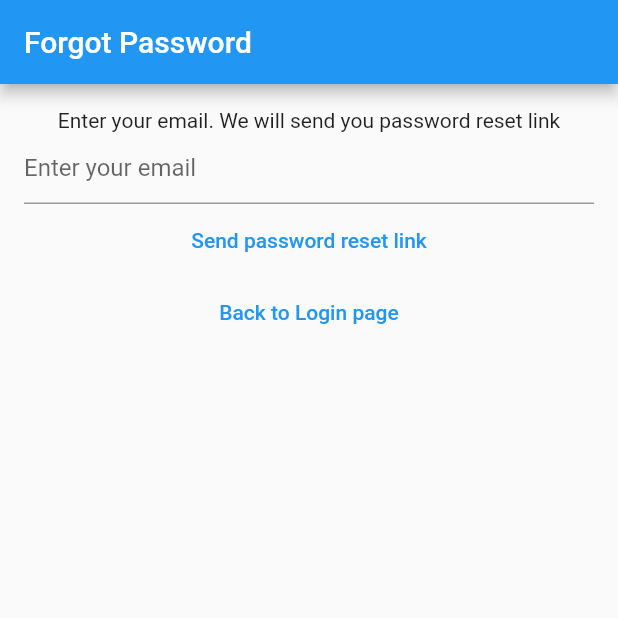
After one commit to ajitnaik/mynotes, a Flutter app: the screen it shows after launch, after a tap on "Forgot Password", on a phone screen of 412 x 824 dp, the top half of it. The commit adds this screen. Run offline on Flutter 3.47's test engine with Material 2 defaults, Android fonts, the phone set to English and light mode, and no system bars; our stand-ins replace bloc, cloud_firestore, equatable, firebase_auth, firebase_core, flutter_bloc and 1 more; accounts and stored records are empty; network calls fail.

Commit message:
Add Reset Password feature

```diff
--- /dev/null
+++ b/lib/helpers/loading/loading_screen_controller.dart
@@ -0,0 +1,16 @@
+import 'package:flutter/foundation.dart';
+
+typedef CloseLoadingScreen = bool Function();
+
+typedef UpdateLoadingScreen = bool Function(String text);
+
+@immutable
+class LoadingScreenController {
+  final CloseLoadingScreen closeLoadingScreen;
+  final UpdateLoadingScreen updateLoadingScreen;
+
+  const LoadingScreenController({
+    required this.closeLoadingScreen,
+    required this.updateLoadingScreen,
+  });
+}
--- a/lib/main.dart
+++ b/lib/main.dart
@@ -1,10 +1,14 @@
+import 'dart:developer';
+
 import 'package:flutter/material.dart';
 import 'package:flutter_bloc/flutter_bloc.dart';
 import 'package:mynotes/constants/routes.dart';
+import 'package:mynotes/helpers/loading/loading_screen.dart';
 import 'package:mynotes/services/auth/bloc/auth_bloc.dart';
 import 'package:mynotes/services/auth/bloc/auth_event.dart';
 import 'package:mynotes/services/auth/bloc/auth_state.dart';
 import 'package:mynotes/services/auth/firebase_auth_provider.dart';
+import 'package:mynotes/view/forgot_password_view.dart';
 import 'package:mynotes/view/login_view.dart';
 import 'package:mynotes/view/notes/create_update_note_view.dart';
 import 'package:mynotes/view/notes/notes_view.dart';
@@ -34,7 +38,8 @@ class HomePage extends StatelessWidget {
   @override
   Widget build(BuildContext context) {
     context.read<AuthBloc>().add(const AuthEventInitialize());
-    return BlocBuilder<AuthBloc, AuthState>(builder: ((context, state) {
+    return BlocConsumer<AuthBloc, AuthState>(
+      builder: ((context, state) {
         if (state is AuthStateLoggedIn) {
           return const NotesView();
         } else if (state is AuthStateRegistering) {
@@ -43,11 +48,24 @@ class HomePage extends StatelessWidget {
           return const VerifyEmailView();
         } else if (state is AuthStateLoggedOut) {
           return const LoginView();
+        } else if (state is AuthStateForgotPassword) {
+          return const ForgotPasswordView();
         } else {
           return const Scaffold(
             body: CircularProgressIndicator(),
           );
         }
-    }));
+      }),
+      listener: (context, state) {
+        if (state.isLoading) {
+          LoadingScreen.instance.show(
+            context: context,
+            text: state.loadingText ?? 'Please wait a moment',
+          );
+        } else {
+          LoadingScreen.instance.hide();
+        }
+      },
+    );
   }
 }
--- a/lib/services/auth/auth_provider.dart
+++ b/lib/services/auth/auth_provider.dart
@@ -18,4 +18,6 @@ abstract class AuthProvider {
   Future<void> logOut();
 
   Future<void> sendEmailVerification();
+
+  Future<void> sendPasswordReset({required String email});
 }
--- a/lib/services/auth/auth_service.dart
+++ b/lib/services/auth/auth_service.dart
@@ -42,4 +42,9 @@ class AuthService implements AuthProvider {
   Future<void> initialize() {
     return provider.initialize();
   }
+
+  @override
+  Future<void> sendPasswordReset({required String email}) {
+    return provider.sendPasswordReset(email: email);
+  }
 }
--- a/lib/services/auth/bloc/auth_bloc.dart
+++ b/lib/services/auth/bloc/auth_bloc.dart
@@ -1,17 +1,20 @@
+import 'dart:developer';
+
 import 'package:bloc/bloc.dart';
 import 'package:mynotes/services/auth/auth_provider.dart';
 import 'package:mynotes/services/auth/bloc/auth_event.dart';
 import 'package:mynotes/services/auth/bloc/auth_state.dart';
 
 class AuthBloc extends Bloc<AuthEvent, AuthState> {
-  AuthBloc(AuthProvider authProvider) : super(const AuthStateUnitialized()) {
+  AuthBloc(AuthProvider authProvider)
+      : super(const AuthStateUnitialized(isLoading: true)) {
     on<AuthEventSendEmailVerification>((event, emit) async {
       await authProvider.sendEmailVerification();
       emit(state);
     });
 
     on<AuthEventShouldRegister>((event, emit) async {
-      emit(const AuthStateRegistering(null));
+      emit(const AuthStateRegistering(isLoading: false, exception: null));
     });
 
     on<AuthEventRegister>((event, emit) async {
@@ -24,9 +27,9 @@ class AuthBloc extends Bloc<AuthEvent, AuthState> {
           password: password,
         );
         await authProvider.sendEmailVerification();
-        emit(const AuthStateNeedsVerification());
+        emit(const AuthStateNeedsVerification(isLoading: false));
       } on Exception catch (e) {
-        emit(AuthStateRegistering(e));
+        emit(AuthStateRegistering(isLoading: false, exception: e));
       }
     });
 
@@ -40,9 +43,12 @@ class AuthBloc extends Bloc<AuthEvent, AuthState> {
           isLoading: false,
         ));
       } else if (!user.isEmailVerified) {
-        emit(const AuthStateNeedsVerification());
+        emit(const AuthStateNeedsVerification(isLoading: false));
       } else {
-        emit(AuthStateLoggedIn(user));
+        emit(AuthStateLoggedIn(
+          user: user,
+          isLoading: false,
+        ));
       }
     });
 
@@ -51,6 +57,7 @@ class AuthBloc extends Bloc<AuthEvent, AuthState> {
         const AuthStateLoggedOut(
           exception: null,
           isLoading: true,
+          loadingText: 'Please wait while you are logged in',
         ),
       );
       final email = event.email;
@@ -68,13 +75,16 @@ class AuthBloc extends Bloc<AuthEvent, AuthState> {
               isLoading: false,
             ),
           );
-          emit(const AuthStateNeedsVerification());
+          emit(const AuthStateNeedsVerification(isLoading: false));
         } else {
           emit(const AuthStateLoggedOut(
             exception: null,
             isLoading: false,
           ));
-          emit(AuthStateLoggedIn(user));
+          emit(AuthStateLoggedIn(
+            user: user,
+            isLoading: false,
+          ));
         }
       } on Exception catch (e) {
         emit(
@@ -87,7 +97,7 @@ class AuthBloc extends Bloc<AuthEvent, AuthState> {
     });
 
     on<AuthEventLogout>((event, emit) async {
-      emit(const AuthStateUnitialized());
+      emit(const AuthStateUnitialized(isLoading: true));
       try {
         await authProvider.logOut();
         emit(const AuthStateLoggedOut(exception: null, isLoading: false));
@@ -95,5 +105,24 @@ class AuthBloc extends Bloc<AuthEvent, AuthState> {
         emit(AuthStateLoggedOut(exception: e, isLoading: false));
       }
     });
+
+    on<AuthEventForgotPassword>(
+      (event, emit) async {
+        try {
+          emit(const AuthStateForgotPassword(exception: null, hasSentEmail: false, isLoading: false));
+          final email = event.email;
+
+          if (email == null) {
+            return;
+          } else {
+            emit(const AuthStateForgotPassword(exception: null, hasSentEmail: false, isLoading: true));
+            await authProvider.sendPasswordReset(email: email);
+            emit(const AuthStateForgotPassword(exception: null, hasSentEmail: true, isLoading: false));
+          }
+        } on Exception catch (e) {
+          emit(AuthStateForgotPassword(exception: e, hasSentEmail: false, isLoading: false));
+        }
+      },
+    );
   }
 }
--- a/lib/services/auth/bloc/auth_event.dart
+++ b/lib/services/auth/bloc/auth_event.dart
@@ -36,3 +36,9 @@ class AuthEventRegister extends AuthEvent {
 class AuthEventShouldRegister extends AuthEvent {
   const AuthEventShouldRegister();
 }
+
+class AuthEventForgotPassword extends AuthEvent {
+  final String? email;
+
+  const AuthEventForgotPassword(this.email);
+}
--- a/lib/services/auth/bloc/auth_state.dart
+++ b/lib/services/auth/bloc/auth_state.dart
@@ -4,37 +4,56 @@ import 'package:mynotes/services/auth/auth_user.dart';
 
 @immutable
 abstract class AuthState {
-  const AuthState();
+  final bool isLoading;
+  final String? loadingText;
+  const AuthState(
+      {required this.isLoading, this.loadingText = 'Please wait a moment'});
 }
 
 class AuthStateUnitialized extends AuthState {
-  const AuthStateUnitialized();
+  const AuthStateUnitialized({required bool isLoading})
+      : super(isLoading: isLoading);
 }
 
 class AuthStateRegistering extends AuthState {
   final Exception? exception;
 
-  const AuthStateRegistering(this.exception);
+  const AuthStateRegistering({required this.exception, required bool isLoading})
+      : super(isLoading: isLoading);
 }
 
 class AuthStateLoggedIn extends AuthState {
   final AuthUser user;
 
-  const AuthStateLoggedIn(this.user);
+  const AuthStateLoggedIn({required this.user, required bool isLoading})
+      : super(isLoading: isLoading);
 }
 
 class AuthStateNeedsVerification extends AuthState {
-  const AuthStateNeedsVerification();
+  const AuthStateNeedsVerification({required bool isLoading})
+      : super(isLoading: isLoading);
 }
 
 class AuthStateLoggedOut extends AuthState with EquatableMixin {
   final Exception? exception;
-  final bool isLoading;
   const AuthStateLoggedOut({
     required this.exception,
-    required this.isLoading,
-  });
+    required bool isLoading,
+    String? loadingText,
+  }) : super(
+          isLoading: isLoading,
+          loadingText: loadingText,
+        );
 
   @override
   List<Object?> get props => [exception, isLoading];
 }
+
+
+class AuthStateForgotPassword extends AuthState {
+  final Exception? exception;
+  final bool hasSentEmail;
+
+  const AuthStateForgotPassword({required this.exception, required this.hasSentEmail, required super.isLoading});
+
+}
--- /dev/null
+++ b/lib/utilities/dialogs/password_reset_sent_dialog.dart
@@ -0,0 +1,15 @@
+import 'package:flutter/material.dart';
+import 'package:mynotes/utilities/dialogs/generic_dialog.dart';
+
+Future<void> showPasswordResetSentDialog(
+  BuildContext context,
+) {
+  return showGenericDialog(
+    context: context,
+    title: 'Password Reset',
+    content: 'We have sent a password reset link. Check Email',
+    optionBuilder: () => {
+      'OK': null,
+    },
+  );
+}
--- /dev/null
+++ b/lib/view/forgot_password_view.dart
@@ -0,0 +1,77 @@
+import 'dart:developer';
+
+import 'package:flutter/material.dart';
+import 'package:flutter/src/foundation/key.dart';
+import 'package:flutter/src/widgets/framework.dart';
+import 'package:flutter_bloc/flutter_bloc.dart';
+import 'package:mynotes/services/auth/bloc/auth_bloc.dart';
+import 'package:mynotes/services/auth/bloc/auth_event.dart';
+import 'package:mynotes/services/auth/bloc/auth_state.dart';
+import 'package:mynotes/utilities/dialogs/error_dialog.dart';
+import 'package:mynotes/utilities/dialogs/password_reset_sent_dialog.dart';
+
+class ForgotPasswordView extends StatefulWidget {
+  const ForgotPasswordView({Key? key}) : super(key: key);
+
+  @override
+  State<ForgotPasswordView> createState() => _ForgotPasswordViewState();
+}
+
+class _ForgotPasswordViewState extends State<ForgotPasswordView> {
+  late final TextEditingController _textEditingController;
+
+  @override
+  void initState() {
+    _textEditingController = TextEditingController();
+    super.initState();
+  }
+
+  @override
+  void dispose() {
+    _textEditingController.dispose();
+    super.dispose();
+  }
+
+  @override
+  Widget build(BuildContext context) {
+    return BlocListener<AuthBloc, AuthState>(
+        listener: ((context, state) async {
+          if (state is AuthStateForgotPassword) {
+            if (state.hasSentEmail) {
+              _textEditingController.clear();
+              await showPasswordResetSentDialog(context);
+            } else if (state.exception != null) {
+              await showErrorDialog(context, 'Could not process your request');
+              log(state.exception.toString());
+            }
+          }
+        }),
+        child: Scaffold(
+          appBar: AppBar(title: const Text('Forgot Password')),
+          body: Padding(
+            padding: const EdgeInsets.all(16),
+            child: Column(children: [
+              const Text(
+                  'Enter your email. We will send you password reset link'),
+              TextField(
+                controller: _textEditingController,
+                enableSuggestions: false,
+                autocorrect: false,
+                keyboardType: TextInputType.emailAddress,
+                decoration: const InputDecoration(hintText: 'Enter your email'),
+              ),
+              TextButton(
+                  onPressed: () {
+                    final email = _textEditingController.text;
+                    context.read<AuthBloc>().add(AuthEventForgotPassword(email));
+                  },
+                  child: const Text('Send password reset link')),
+              TextButton(
+                  onPressed: () {
+                    context.read<AuthBloc>().add(const AuthEventLogout());
+                  }, child: const Text('Back to Login page'))
+            ]),
+          ),
+        ));
+  }
+}
--- a/lib/view/login_view.dart
+++ b/lib/view/login_view.dart
@@ -1,3 +1,5 @@
+import 'dart:developer';
+
 import 'package:flutter/material.dart';
 import 'package:flutter_bloc/flutter_bloc.dart';
 import 'package:mynotes/services/auth/auth_exceptions.dart';
@@ -5,7 +7,6 @@ import 'package:mynotes/services/auth/bloc/auth_bloc.dart';
 import 'package:mynotes/services/auth/bloc/auth_event.dart';
 import 'package:mynotes/services/auth/bloc/auth_state.dart';
 import 'package:mynotes/utilities/dialogs/error_dialog.dart';
-import 'package:mynotes/utilities/dialogs/loading_dialog.dart';
 
 class LoginView extends StatefulWidget {
   const LoginView({Key? key}) : super(key: key);
@@ -17,7 +18,6 @@ class LoginView extends StatefulWidget {
 class _LoginViewState extends State<LoginView> {
   late final TextEditingController _email;
   late final TextEditingController _password;
-  CloseDialog? _closeDialog;
 
   @override
   void initState() {
@@ -39,17 +39,6 @@ class _LoginViewState extends State<LoginView> {
     return BlocListener<AuthBloc, AuthState>(
       listener: (context, state) async {
         if (state is AuthStateLoggedOut) {
-          final closedDialog = _closeDialog;
-
-          if (!state.isLoading && closedDialog != null) {
-            closedDialog();
-            _closeDialog = null;
-          } else if (state.isLoading && closedDialog == null) {
-            _closeDialog = showLoadingDialog(
-              context: context,
-              text: 'Loadin...',
-            );
-          }
           if (state.exception is UserNotFoundAuthException) {
             await showErrorDialog(
               context,
@@ -65,6 +54,7 @@ class _LoginViewState extends State<LoginView> {
               context,
               'An Error occurred',
             );
+            log(state.exception.toString());
           }
         }
       },
@@ -99,6 +89,11 @@ class _LoginViewState extends State<LoginView> {
                 },
                 child: const Text('Login')),
             TextButton(
+                onPressed: () async {
+                  context.read<AuthBloc>().add(const AuthEventForgotPassword(null));
+                },
+                child: const Text('Forgot Password')),
+            TextButton(
                 onPressed: () {
                   context.read<AuthBloc>().add(const AuthEventShouldRegister());
                 },
```
Also changed, not shown: lib/helpers/loading/loading_screen.dart (added, +108 -0 lines), lib/services/auth/firebase_auth_provider.dart (+20 -2 lines). Lines whose indentation alone changed are shown as unchanged.
